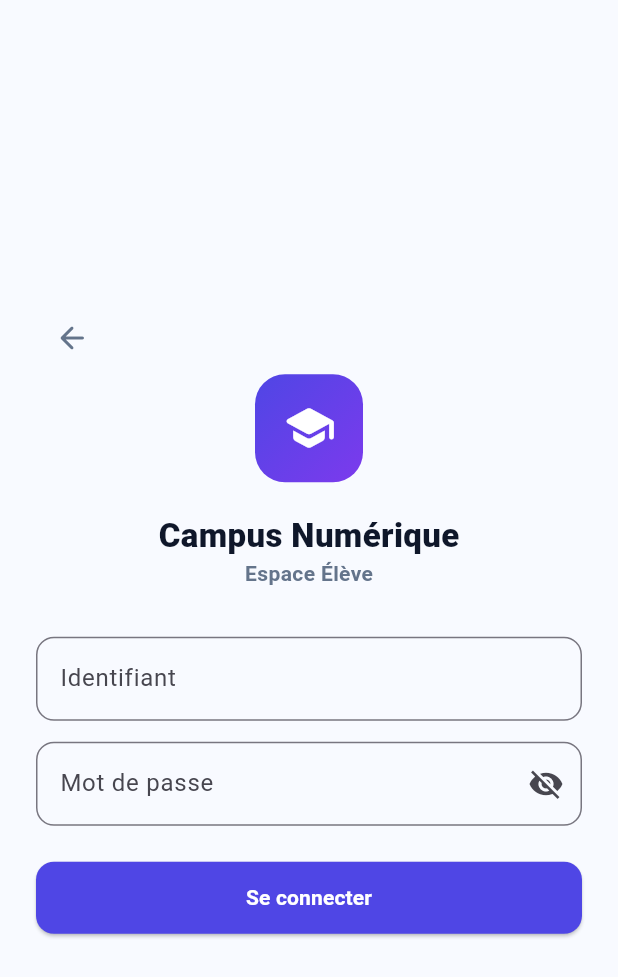
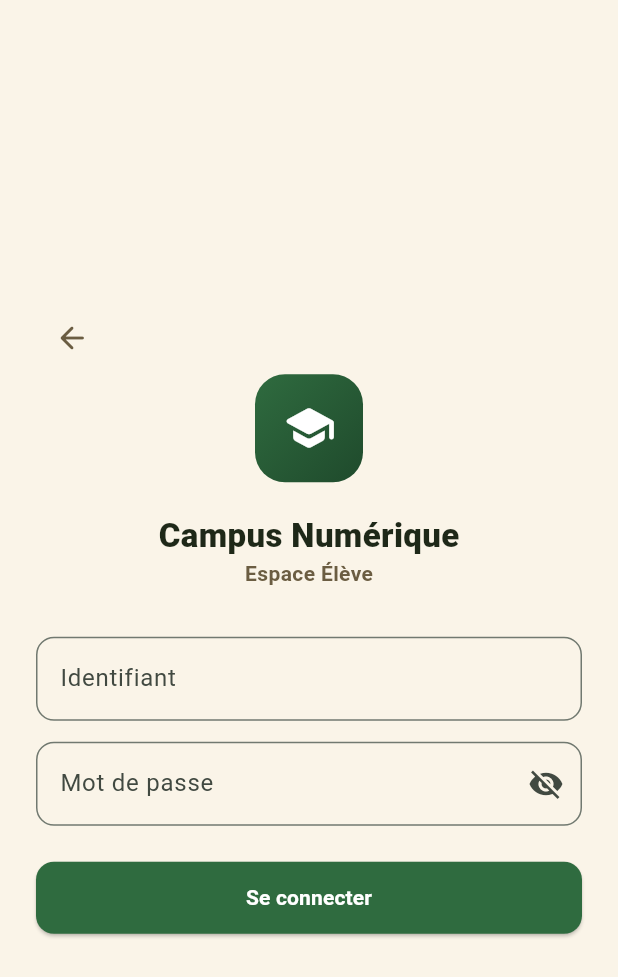
Before and after one commit to koarejustin/campus, a Flutter app: the screen it shows after launch, after a tap on "Élève", on a phone screen of 412 x 824 dp. Shown: the top 977 px of the screen. Run offline on Flutter 3.47's test engine with Material 3 defaults, Android fonts, the phone set to English and light mode, and no system bars; drawn by our look-alikes of flutter_animate; our stand-ins replace file_picker, firebase_core, firebase_messaging, fl_chart, image_picker, shared_preferences and 1 more; missing offline and left inert: dart:html; accounts and stored records are empty; network calls fail.

Commit message:
Refonte visuelle Flutter : palette baobab + ecran de bienvenue anime
Applique la meme palette "Arbre a Palabres" que le web sur toute l'appli mobile (theme.dart centralise + toutes les couleurs codees en dur dans les ecrans) : vert feuillage en primaire, or/terre cuite/pierre pour les identites de role, remplace l'indigo/violet generique.

Nouvel ecran de bienvenue affiche a l'ouverture (avant le choix d'espace) : vraie photo d'un baobab (meme source que l'icone PWA web, CC BY-SA 4.0, credit affiche), animations d'entree (flutter_animate, deja utilise ailleurs dans l'appli), nom de l'etablissement charge en direct depuis /admin/config-public, clin d'oeil "Pays des Hommes Integres".

Co-Authored-By: Claude Sonnet 5 <noreply@anthropic.com>

```diff
--- a/mobile/lib/main.dart
+++ b/mobile/lib/main.dart
@@ -6,6 +6,7 @@ import 'services/push_notifications.dart';
 import 'theme.dart';
 import 'role_router.dart';
 import 'screens/role_select_screen.dart';
+import 'screens/welcome_screen.dart';
 
 void main() async {
   WidgetsFlutterBinding.ensureInitialized();
@@ -61,7 +62,7 @@ class _StartupGateState extends State<_StartupGate> {
     if (!_ready) {
       return const Scaffold(body: Center(child: CircularProgressIndicator()));
     }
-    if (!ApiClient.instance.isLoggedIn) return const RoleSelectScreen();
+    if (!ApiClient.instance.isLoggedIn) return const WelcomeScreen();
     return homeScreenFor(ApiClient.instance.user?['role_actuel']);
   }
 }
--- a/mobile/lib/screens/alumni/alumni_dashboard_screen.dart
+++ b/mobile/lib/screens/alumni/alumni_dashboard_screen.dart
@@ -129,7 +129,7 @@ class _AlumniDashboardScreenState extends State<AlumniDashboardScreen> {
                 margin: const EdgeInsets.only(bottom: 8),
                 child: ListTile(
                   dense: true,
-                  leading: const CircleAvatar(backgroundColor: kBg, child: Icon(Icons.menu_book_rounded, color: Color(0xFFF59E0B), size: 18)),
+                  leading: const CircleAvatar(backgroundColor: kBg, child: Icon(Icons.menu_book_rounded, color: Color(0xFFC9932A), size: 18)),
                   title: Text(e['titre'] ?? '', style: const TextStyle(fontWeight: FontWeight.w700, fontSize: 13)),
                   subtitle: Text('${e['prenom'] ?? ''} ${e['nom'] ?? ''}', style: const TextStyle(fontSize: 11.5)),
                   onTap: () => widget.onNavigate(3),
@@ -144,7 +144,7 @@ class _AlumniDashboardScreenState extends State<AlumniDashboardScreen> {
                 margin: const EdgeInsets.only(bottom: 8),
                 child: ListTile(
                   dense: true,
-                  leading: const CircleAvatar(backgroundColor: kBg, child: Icon(Icons.tips_and_updates_rounded, color: Color(0xFFF59E0B), size: 18)),
+                  leading: const CircleAvatar(backgroundColor: kBg, child: Icon(Icons.tips_and_updates_rounded, color: Color(0xFFC9932A), size: 18)),
                   title: Text(c['titre'] ?? c['contenu_conseil'] ?? '', style: const TextStyle(fontWeight: FontWeight.w700, fontSize: 13), maxLines: 1, overflow: TextOverflow.ellipsis),
                 ),
               ),
--- a/mobile/lib/screens/direction/direction_agenda_screen.dart
+++ b/mobile/lib/screens/direction/direction_agenda_screen.dart
@@ -66,7 +66,7 @@ class _DirectionAgendaScreenState extends State<DirectionAgendaScreen> {
                         return Card(
                           margin: const EdgeInsets.only(bottom: 8),
                           child: ListTile(
-                            leading: CircleAvatar(backgroundColor: kSurveillantGradient.colors.first.withValues(alpha: 0.12), child: const Icon(Icons.event_rounded, color: Color(0xFF0EA5E9), size: 18)),
+                            leading: CircleAvatar(backgroundColor: kSurveillantGradient.colors.first.withValues(alpha: 0.12), child: const Icon(Icons.event_rounded, color: Color(0xFF6B7A5C), size: 18)),
                             title: Text(e['titre'] ?? '', style: const TextStyle(fontWeight: FontWeight.w700, fontSize: 13)),
                             subtitle: Text('${e['date_debut'] ?? ''}${(e['description'] ?? '').toString().isNotEmpty ? '\n${e['description']}' : ''}', style: const TextStyle(fontSize: 11.5)),
                             isThreeLine: (e['description'] ?? '').toString().isNotEmpty,
--- a/mobile/lib/screens/forum_screen.dart
+++ b/mobile/lib/screens/forum_screen.dart
@@ -401,7 +401,7 @@ class _InterClassesBoardState extends State<_InterClassesBoard> {
 
   // Une couleur stable par nom de classe (même classe = même couleur à
   // chaque ouverture), pour repérer un fil d'un coup d'œil.
-  static const _palette = [kIndigo, kGreen, kAmber, kRed, Color(0xFF0EA5E9), Color(0xFFDB2777), Color(0xFF7C3AED), Color(0xFF16A34A)];
+  static const _palette = [kIndigo, kGreen, kAmber, kRed, Color(0xFF6B7A5C), Color(0xFF9C4A3D), Color(0xFF1F4A2C), Color(0xFF4A6329)];
   Color _colorFor(String classe) => _palette[classe.hashCode.abs() % _palette.length];
 
   @override
--- a/mobile/lib/screens/parent/ape/ape_dashboard_screen.dart
+++ b/mobile/lib/screens/parent/ape/ape_dashboard_screen.dart
@@ -113,7 +113,7 @@ class _ApeDashboardScreenState extends State<ApeDashboardScreen> {
                 margin: const EdgeInsets.only(bottom: 8),
                 child: ListTile(
                   dense: true,
-                  leading: const CircleAvatar(backgroundColor: kBg, child: Icon(Icons.forum_rounded, color: Color(0xFFDB2777), size: 18)),
+                  leading: const CircleAvatar(backgroundColor: kBg, child: Icon(Icons.forum_rounded, color: Color(0xFF9C4A3D), size: 18)),
                   title: Text('${p['prenom'] ?? ''} ${p['nom'] ?? ''}', style: const TextStyle(fontWeight: FontWeight.w700, fontSize: 12.5)),
                   subtitle: Text(p['contenu'] ?? '', maxLines: 2, overflow: TextOverflow.ellipsis, style: const TextStyle(fontSize: 12)),
                 ),
--- a/mobile/lib/screens/parent/ape/ape_forum_screen.dart
+++ b/mobile/lib/screens/parent/ape/ape_forum_screen.dart
@@ -119,7 +119,7 @@ class _ApeForumScreenState extends State<ApeForumScreen> {
                                     child: Row(
                                       mainAxisSize: MainAxisSize.min,
                                       children: [
-                                        const Icon(Icons.favorite_rounded, size: 16, color: Color(0xFFDB2777)),
+                                        const Icon(Icons.favorite_rounded, size: 16, color: Color(0xFF9C4A3D)),
                                         const SizedBox(width: 4),
                                         Text('${p['nb_likes'] ?? 0}', style: const TextStyle(fontSize: 12, color: kTextGray, fontWeight: FontWeight.w700)),
                                       ],
--- a/mobile/lib/screens/parent/parent_plus_screen.dart
+++ b/mobile/lib/screens/parent/parent_plus_screen.dart
@@ -18,10 +18,10 @@ class ParentPlusScreen extends StatelessWidget {
   const ParentPlusScreen({super.key});
 
   static final _items = <_PlusItem>[
-    _PlusItem('Cotisations APE', Icons.payments_rounded, Color(0xFFF59E0B), (_) => const ParentCotisationsScreen()),
+    _PlusItem('Cotisations APE', Icons.payments_rounded, Color(0xFFC9932A), (_) => const ParentCotisationsScreen()),
     _PlusItem('Annonces', Icons.campaign_rounded, kRed, (_) => const ParentAnnoncesScreen()),
-    _PlusItem('Espace APE', Icons.groups_rounded, Color(0xFFDB2777), (_) => const ApeHomeScreen()),
-    _PlusItem('Mon profil', Icons.person_rounded, Color(0xFFF59E0B), (_) => const ParentProfilScreen()),
+    _PlusItem('Espace APE', Icons.groups_rounded, Color(0xFF9C4A3D), (_) => const ApeHomeScreen()),
+    _PlusItem('Mon profil', Icons.person_rounded, Color(0xFFC9932A), (_) => const ParentProfilScreen()),
   ];
 
   @override
--- a/mobile/lib/screens/prof/note_entry_screen.dart
+++ b/mobile/lib/screens/prof/note_entry_screen.dart
@@ -78,9 +78,9 @@ class _NoteEntryScreenState extends State<NoteEntryScreen> {
   ({String label, Color color}) _mention(double note) {
     if (note >= 16) return (label: 'Excellent', color: kGreen);
     if (note >= 14) return (label: 'Très bien', color: kGreen);
-    if (note >= 12) return (label: 'Bien', color: const Color(0xFF0EA5E9));
+    if (note >= 12) return (label: 'Bien', color: const Color(0xFF6B7A5C));
     if (note >= 10) return (label: 'Assez bien', color: kAmber);
-    if (note >= 8) return (label: 'Passable', color: const Color(0xFFF97316));
+    if (note >= 8) return (label: 'Passable', color: const Color(0xFFB8651E));
     return (label: 'Insuffisant', color: kRed);
   }
 
--- a/mobile/lib/screens/prof/prof_ressources_screen.dart
+++ b/mobile/lib/screens/prof/prof_ressources_screen.dart
@@ -20,7 +20,7 @@ class _ProfRessourcesScreenState extends State<ProfRessourcesScreen> {
   String _typeFilter = 'toutes';
 
   static const _typeColors = {
-    'cours': kGreen, 'td': Color(0xFF0EA5E9), 'exercice': kAmber, 'doc': Color(0xFF7C3AED),
+    'cours': kGreen, 'td': Color(0xFF6B7A5C), 'exercice': kAmber, 'doc': Color(0xFF1F4A2C),
   };
 
   @override
--- /dev/null
+++ b/mobile/lib/screens/welcome_screen.dart
@@ -0,0 +1,145 @@
+import 'package:flutter/material.dart';
+import 'package:flutter_animate/flutter_animate.dart';
+import '../theme.dart';
+import '../services/api_client.dart';
+import 'role_select_screen.dart';
+
+/// Écran de bienvenue affiché une fois au lancement de l'appli, avant le
+/// choix d'espace — logo (photo réelle d'un baobab, arbre à palabres :
+/// lieu traditionnel de transmission du savoir) qui s'anime, suivi du nom
+/// de l'établissement chargé en direct depuis le serveur. Se ferme tout
+/// seul après quelques secondes, ou au premier tap.
+class WelcomeScreen extends StatefulWidget {
+  const WelcomeScreen({super.key});
+
+  @override
+  State<WelcomeScreen> createState() => _WelcomeScreenState();
+}
+
+class _WelcomeScreenState extends State<WelcomeScreen> {
+  String? _nomEtablissement;
+  bool _configFailed = false;
+  bool _leaving = false;
+
+  @override
+  void initState() {
+    super.initState();
+    _loadConfig();
+    Future.delayed(const Duration(milliseconds: 3400), _goNext);
+  }
+
+  Future<void> _loadConfig() async {
+    try {
+      final data = await ApiClient.instance.get('/admin/config-public');
+      final nom = (data['config'] as Map?)?['nom_etablissement'] as String?;
+      if (mounted) setState(() => _nomEtablissement = (nom == null || nom.isEmpty) ? 'Campus Numérique' : nom);
+    } catch (_) {
+      if (mounted) setState(() => _configFailed = true);
+    }
+  }
+
+  void _goNext() {
+    if (!mounted || _leaving) return;
+    _leaving = true;
+    Navigator.of(context).pushReplacement(
+      PageRouteBuilder(
+        transitionDuration: const Duration(milliseconds: 550),
+        pageBuilder: (_, __, ___) => const RoleSelectScreen(),
+        transitionsBuilder: (_, anim, __, child) => FadeTransition(opacity: anim, child: child),
+      ),
+    );
+  }
+
+  @override
+  Widget build(BuildContext context) {
+    final schoolName = _configFailed ? 'Campus Numérique' : _nomEtablissement;
+    return Scaffold(
+      backgroundColor: kBg,
+      body: GestureDetector(
+        behavior: HitTestBehavior.opaque,
+        onTap: _goNext,
+        child: SafeArea(
+          child: Column(
+            children: [
+              Expanded(
+                child: Center(
+                  child: Column(
+                    mainAxisSize: MainAxisSize.min,
+                    children: [
+                      Container(
+                        width: 148,
+                        height: 148,
+                        padding: const EdgeInsets.all(3),
+                        decoration: BoxDecoration(
+                          shape: BoxShape.circle,
+                          border: Border.all(color: kAmber, width: 3),
+                          boxShadow: [
+                            BoxShadow(color: kIndigo.withValues(alpha: 0.28), blurRadius: 30, spreadRadius: 2),
+                          ],
+                        ),
+                        child: ClipOval(
+                          child: Image.asset(
+                            'assets/images/baobab.png',
+                            fit: BoxFit.cover,
+                            errorBuilder: (context, error, stack) => Container(
+                              color: kBorder,
+                              alignment: Alignment.center,
+                              child: const Icon(Icons.park_rounded, color: kIndigo, size: 48),
+                            ),
+                          ),
+                        ),
+                      )
+                          .animate()
+                          .scale(
+                            duration: 750.ms,
+                            curve: Curves.easeOutBack,
+                            begin: const Offset(0.55, 0.55),
+                            end: const Offset(1, 1),
+                          )
+                          .fadeIn(duration: 500.ms),
+                      const SizedBox(height: 32),
+                      const Text(
+                        'Bienvenue',
+                        style: TextStyle(fontSize: 28, fontWeight: FontWeight.w800, color: kTextDark),
+                      )
+                          .animate(delay: 450.ms)
+                          .fadeIn(duration: 550.ms)
+                          .slideY(begin: 0.35, end: 0, curve: Curves.easeOutCubic),
+                      const SizedBox(height: 10),
+                      SizedBox(
+                        height: 26,
+                        child: schoolName == null
+                            ? const SizedBox(
+                                width: 20,
+                                height: 20,
+                                child: CircularProgressIndicator(strokeWidth: 2, color: kIndigo),
+                              )
+                            : Text(
+                                schoolName,
+                                style: const TextStyle(fontSize: 18, fontWeight: FontWeight.w700, color: kIndigo),
+                              ).animate().fadeIn(duration: 450.ms),
+                      ),
+                      const SizedBox(height: 8),
+                      const Text(
+                        'PAYS DES HOMMES INTÈGRES',
+                        style: TextStyle(fontSize: 11, fontWeight: FontWeight.w700, color: kAmber, letterSpacing: 1.6),
+                      ).animate(delay: 1000.ms).fadeIn(duration: 550.ms),
+                    ],
+                  ),
+                ),
+              ),
+              Padding(
+                padding: const EdgeInsets.only(bottom: 18),
+                child: const Text(
+                  'Photo : Desijwo · CC BY-SA 4.0 · Wikimedia Commons',
+                  style: TextStyle(fontSize: 10, color: kTextGray),
+                  textAlign: TextAlign.center,
+                ).animate(delay: 1300.ms).fadeIn(duration: 500.ms),
+              ),
+            ],
+          ),
+        ),
+      ),
+    );
+  }
+}
--- a/mobile/lib/theme.dart
+++ b/mobile/lib/theme.dart
@@ -1,17 +1,19 @@
 import 'package:flutter/material.dart';
 
-// Mêmes couleurs que la version web (dégradé indigo → violet utilisé
-// partout dans frontend/*.html) pour que l'appli mobile reste cohérente
-// avec ce que les élèves connaissent déjà.
-const Color kIndigo = Color(0xFF4F46E5);
-const Color kViolet = Color(0xFF7C3AED);
-const Color kBg = Color(0xFFF8FAFF);
-const Color kTextDark = Color(0xFF0F172A);
-const Color kTextGray = Color(0xFF64748B);
-const Color kBorder = Color(0xFFE2E8F0);
-const Color kGreen = Color(0xFF059669);
-const Color kRed = Color(0xFFEF4444);
-const Color kAmber = Color(0xFFF59E0B);
+// Palette "Arbre à Palabres" — mêmes couleurs que la version web (vert
+// feuillage/or/ivoire, remplaçant le dégradé indigo→violet générique)
+// pour que l'appli mobile reste cohérente avec ce que les élèves
+// connaissent déjà. Les noms de constantes (kIndigo, kViolet...) sont
+// restés tels quels pour ne pas casser toutes les références existantes.
+const Color kIndigo = Color(0xFF2F6B3F);
+const Color kViolet = Color(0xFF1F4A2C);
+const Color kBg = Color(0xFFFAF4E8);
+const Color kTextDark = Color(0xFF1E2818);
+const Color kTextGray = Color(0xFF6B5D42);
+const Color kBorder = Color(0xFFDCD3B8);
+const Color kGreen = Color(0xFF587530);
+const Color kRed = Color(0xFFC0392B);
+const Color kAmber = Color(0xFFC9932A);
 
 const LinearGradient kBrandGradient = LinearGradient(
   colors: [kIndigo, kViolet],
@@ -23,15 +25,15 @@ const LinearGradient kBrandGradient = LinearGradient(
 // web (eleve.html) — sert d'identité visuelle propre à l'espace Prof pour
 // qu'on le distingue de l'espace Élève au premier coup d'œil.
 const LinearGradient kProfGradient = LinearGradient(
-  colors: [Color(0xFF10B981), Color(0xFF059669)],
+  colors: [Color(0xFF6B8E3D), Color(0xFF587530)],
   begin: Alignment.topLeft,
   end: Alignment.bottomRight,
 );
 
-// Identité visuelle Parent — chaleureux (famille), distinct des espaces
-// Élève (indigo) et Professeur (vert).
+// Identité visuelle Parent — terre cuite chaleureuse (famille/foyer),
+// distincte de l'or Alumni et du vert feuillage Élève/Direction.
 const LinearGradient kParentGradient = LinearGradient(
-  colors: [Color(0xFFF59E0B), Color(0xFFEA580C)],
+  colors: [Color(0xFFB5502F), Color(0xFF7A3320)],
   begin: Alignment.topLeft,
   end: Alignment.bottomRight,
 );
@@ -39,14 +41,15 @@ const LinearGradient kParentGradient = LinearGradient(
 // Identité APE (au sein de l'espace Parent) — même famille de teintes que
 // Parent mais différenciée pour qu'on sache qu'on a changé d'espace.
 const LinearGradient kApeGradient = LinearGradient(
-  colors: [Color(0xFFDB2777), Color(0xFFBE185D)],
+  colors: [Color(0xFF9C4A3D), Color(0xFF7A2E22)],
   begin: Alignment.topLeft,
   end: Alignment.bottomRight,
 );
 
-// Identité Surveillant — bleu ardoise, sérieux/sécurité.
+// Identité Surveillant — pierre/sauge, sérieux et discret (vigilance),
+// sans rompre avec la palette terre du reste de l'appli.
 const LinearGradient kSurveillantGradient = LinearGradient(
-  colors: [Color(0xFF0EA5E9), Color(0xFF0369A1)],
+  colors: [Color(0xFF6B7A5C), Color(0xFF4A5540)],
   begin: Alignment.topLeft,
   end: Alignment.bottomRight,
 );
@@ -54,14 +57,14 @@ const LinearGradient kSurveillantGradient = LinearGradient(
 // Identité Direction — même dégradé de marque principal mais plus sombre,
 // pour signaler "espace admin" tout en restant dans la même famille.
 const LinearGradient kDirectionGradient = LinearGradient(
-  colors: [Color(0xFF1E293B), Color(0xFF0F172A)],
+  colors: [Color(0xFF23301C), Color(0xFF1E2818)],
   begin: Alignment.topLeft,
   end: Alignment.bottomRight,
 );
 
 // Identité Alumni — ambre/or, distinct, évoque "diplôme/réussite".
 const LinearGradient kAlumniGradient = LinearGradient(
-  colors: [Color(0xFFF59E0B), Color(0xFFB45309)],
+  colors: [Color(0xFFC9932A), Color(0xFF8A6118)],
   begin: Alignment.topLeft,
   end: Alignment.bottomRight,
 );
--- a/mobile/lib/widgets/skeleton.dart
+++ b/mobile/lib/widgets/skeleton.dart
@@ -13,8 +13,8 @@ class Skeleton extends StatelessWidget {
   @override
   Widget build(BuildContext context) {
     return Shimmer.fromColors(
-      baseColor: const Color(0xFFE9ECF5),
-      highlightColor: const Color(0xFFF6F7FC),
+      baseColor: const Color(0xFFE5DCC5),
+      highlightColor: const Color(0xFFF2ECDE),
       period: const Duration(milliseconds: 1200),
       child: Container(
         height: height,
--- a/mobile/pubspec.yaml
+++ b/mobile/pubspec.yaml
@@ -69,10 +69,8 @@ flutter:
   # the material Icons class.
   uses-material-design: true
 
-  # To add assets to your application, add an assets section, like this:
-  # assets:
-  #   - images/a_dot_burr.jpeg
-  #   - images/a_dot_ham.jpeg
+  assets:
+    - assets/images/baobab.png
 
   # An image asset can refer to one or more resolution-specific "variants", see
   # https://flutter.dev/to/resolution-aware-images
```
Also changed, not shown: mobile/lib/screens/alumni/alumni_home_screen.dart (+5 -5 lines), mobile/lib/screens/direction/direction_home_screen.dart (+4 -4 lines), mobile/lib/screens/parent/parent_home_screen.dart (+5 -5 lines), mobile/assets/images/baobab.png (added).
